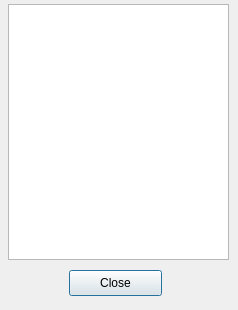
The window that DisplayWindow.ui (tomkins/spellcraftcalc) describes before a commit, drawn with Qt 5.
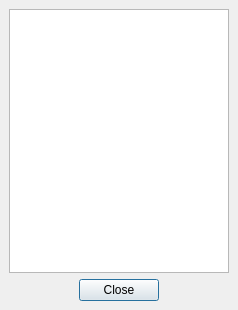
The same window after the commit.

Commit message: layout-ize DisplayWindow

What changed in the file:
```diff
--- a/DisplayWindow.ui
+++ b/DisplayWindow.ui
@@ -15,29 +15,70 @@
     <property name="windowTitle" >
       <string/>
     </property>
+  <layout class="QVBoxLayout" >
+   <property name="margin" >
+    <number>9</number>
+   </property>
+   <property name="spacing" >
+    <number>6</number>
+   </property>
+   <item>
+    <layout class="QVBoxLayout" >
+     <property name="margin" >
+      <number>0</number>
+     </property>
+     <property name="spacing" >
+      <number>6</number>
+     </property>
+     <item>
+      <widget class="QListWidget" name="DisplayText" />
+     </item>
+     <item>
+      <layout class="QHBoxLayout" >
+       <property name="margin" >
+        <number>0</number>
+       </property>
+       <property name="spacing" >
+        <number>6</number>
+       </property>
+       <item>
+        <spacer>
+         <property name="orientation" >
+          <enum>Qt::Horizontal</enum>
+         </property>
+         <property name="sizeHint" >
+          <size>
+           <width>40</width>
+           <height>20</height>
+          </size>
+         </property>
+        </spacer>
+       </item>
+       <item>
     <widget class="QPushButton" name="PushButton1" >
-      <property name="geometry" >
-        <rect>
-          <x>69</x>
-          <y>270</y>
-          <width>93</width>
-          <height>26</height>
-        </rect>
-      </property>
       <property name="text" >
         <string>Close</string>
       </property>
     </widget>
-    <widget class="QListWidget" name="DisplayText" >
-      <property name="geometry" >
-        <rect>
-          <x>8</x>
-          <y>4</y>
-          <width>221</width>
-          <height>256</height>
-        </rect>
-      </property>
-    </widget>
+       </item>
+       <item>
+        <spacer>
+         <property name="orientation" >
+          <enum>Qt::Horizontal</enum>
+         </property>
+         <property name="sizeHint" >
+          <size>
+           <width>40</width>
+           <height>20</height>
+          </size>
+         </property>
+        </spacer>
+       </item>
+      </layout>
+     </item>
+    </layout>
+   </item>
+  </layout>
   </widget>
   <pixmapfunction>qPixmapFromMimeSource</pixmapfunction>
 </ui>
```
Left out of the diff: 4 changed lines with no effect on the pictures. Lines whose indentation alone changed are shown as unchanged. The commit also changes 1 other file.
